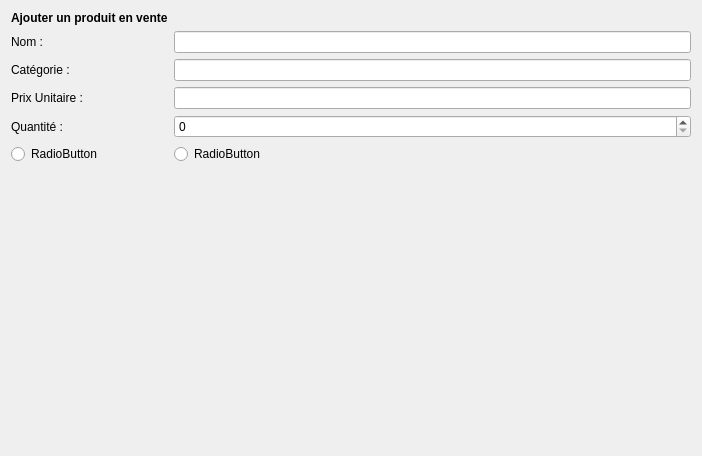
Before: the Qt Designer form code/EMarche/DialogAjouterVente.ui in DecolleAnais/E-March-, drawn with Qt 5.
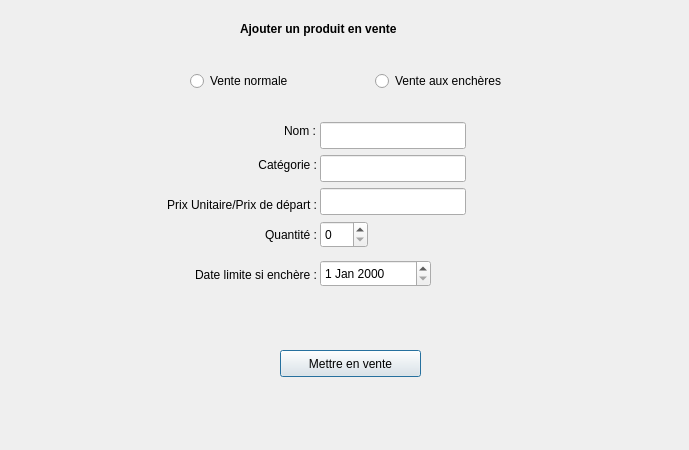
After: the same form once the commit is applied.

Commit message: ajout connexion, déconnexion, ajoutVente

Diff of the .ui file:
```diff
--- a/code/EMarche/DialogAjouterVente.ui
+++ b/code/EMarche/DialogAjouterVente.ui
@@ -6,19 +6,34 @@
    <rect>
     <x>0</x>
     <y>0</y>
-    <width>702</width>
-    <height>456</height>
+    <width>689</width>
+    <height>450</height>
    </rect>
   </property>
+  <property name="minimumSize">
+   <size>
+    <width>689</width>
+    <height>450</height>
+   </size>
+  </property>
+  <property name="maximumSize">
+   <size>
+    <width>689</width>
+    <height>450</height>
+   </size>
+  </property>
   <property name="windowTitle">
    <string>Dialog</string>
   </property>
-  <layout class="QFormLayout" name="formLayout">
-   <property name="fieldGrowthPolicy">
-    <enum>QFormLayout::AllNonFixedFieldsGrow</enum>
-   </property>
-   <item row="0" column="0">
     <widget class="QLabel" name="label">
+   <property name="geometry">
+    <rect>
+     <x>240</x>
+     <y>20</y>
+     <width>199</width>
+     <height>17</height>
+    </rect>
+   </property>
      <property name="font">
       <font>
        <weight>75</weight>
@@ -29,69 +44,194 @@
       <string>Ajouter un produit en vente</string>
      </property>
     </widget>
-   </item>
-   <item row="1" column="0">
     <widget class="QLabel" name="labelNom">
+   <property name="geometry">
+    <rect>
+     <x>115</x>
+     <y>122</y>
+     <width>201</width>
+     <height>17</height>
+    </rect>
+   </property>
      <property name="text">
       <string>Nom :</string>
      </property>
-    </widget>
-   </item>
-   <item row="1" column="1">
-    <widget class="QLineEdit" name="valNom"/>
-   </item>
-   <item row="2" column="0">
+   <property name="alignment">
+    <set>Qt::AlignRight|Qt::AlignTrailing|Qt::AlignVCenter</set>
+   </property>
+  </widget>
+  <widget class="QLineEdit" name="valNom">
+   <property name="geometry">
+    <rect>
+     <x>320</x>
+     <y>122</y>
+     <width>146</width>
+     <height>27</height>
+    </rect>
+   </property>
+  </widget>
     <widget class="QLabel" name="labelCat">
+   <property name="geometry">
+    <rect>
+     <x>116</x>
+     <y>156</y>
+     <width>201</width>
+     <height>17</height>
+    </rect>
+   </property>
      <property name="text">
       <string>Catégorie :</string>
      </property>
-    </widget>
-   </item>
-   <item row="2" column="1">
-    <widget class="QLineEdit" name="valCat"/>
-   </item>
-   <item row="3" column="0">
+   <property name="alignment">
+    <set>Qt::AlignRight|Qt::AlignTrailing|Qt::AlignVCenter</set>
+   </property>
+  </widget>
+  <widget class="QLineEdit" name="valCat">
+   <property name="geometry">
+    <rect>
+     <x>320</x>
+     <y>155</y>
+     <width>146</width>
+     <height>27</height>
+    </rect>
+   </property>
+  </widget>
     <widget class="QLabel" name="labelPrix">
+   <property name="geometry">
+    <rect>
+     <x>116</x>
+     <y>196</y>
+     <width>201</width>
+     <height>17</height>
+    </rect>
+   </property>
      <property name="text">
-      <string>Prix Unitaire :</string>
-     </property>
-    </widget>
-   </item>
-   <item row="3" column="1">
-    <widget class="QLineEdit" name="valPrix"/>
-   </item>
-   <item row="4" column="0">
+    <string>Prix Unitaire/Prix de départ :</string>
+   </property>
+   <property name="alignment">
+    <set>Qt::AlignRight|Qt::AlignTrailing|Qt::AlignVCenter</set>
+   </property>
+  </widget>
+  <widget class="QLineEdit" name="valPrix">
+   <property name="geometry">
+    <rect>
+     <x>320</x>
+     <y>188</y>
+     <width>146</width>
+     <height>27</height>
+    </rect>
+   </property>
+  </widget>
     <widget class="QLabel" name="labelQte">
+   <property name="geometry">
+    <rect>
+     <x>116</x>
+     <y>226</y>
+     <width>201</width>
+     <height>17</height>
+    </rect>
+   </property>
      <property name="text">
       <string>Quantité :</string>
      </property>
-    </widget>
-   </item>
-   <item row="4" column="1">
-    <widget class="QSpinBox" name="valQte"/>
-   </item>
-   <item row="6" column="0">
+   <property name="alignment">
+    <set>Qt::AlignRight|Qt::AlignTrailing|Qt::AlignVCenter</set>
+   </property>
+  </widget>
+  <widget class="QSpinBox" name="valQte">
+   <property name="geometry">
+    <rect>
+     <x>320</x>
+     <y>221</y>
+     <width>48</width>
+     <height>27</height>
+    </rect>
+   </property>
+  </widget>
     <widget class="QLabel" name="label_6">
+   <property name="geometry">
+    <rect>
+     <x>9</x>
+     <y>237</y>
+     <width>16</width>
+     <height>17</height>
+    </rect>
+   </property>
      <property name="text">
       <string/>
      </property>
     </widget>
-   </item>
-   <item row="5" column="0">
-    <widget class="QRadioButton" name="radioButton">
+  <widget class="QLabel" name="labelDateLimite">
+   <property name="geometry">
+    <rect>
+     <x>116</x>
+     <y>266</y>
+     <width>201</width>
+     <height>17</height>
+    </rect>
+   </property>
      <property name="text">
-      <string>RadioButton</string>
-     </property>
-    </widget>
-   </item>
-   <item row="5" column="1">
-    <widget class="QRadioButton" name="radioButton_2">
+    <string>Date limite si enchère :</string>
+   </property>
+   <property name="alignment">
+    <set>Qt::AlignRight|Qt::AlignTrailing|Qt::AlignVCenter</set>
+   </property>
+  </widget>
+  <widget class="QRadioButton" name="radioEnchere">
+   <property name="geometry">
+    <rect>
+     <x>375</x>
+     <y>70</y>
+     <width>164</width>
+     <height>22</height>
+    </rect>
+   </property>
      <property name="text">
-      <string>RadioButton</string>
-     </property>
-    </widget>
-   </item>
-  </layout>
+    <string>Vente aux enchères</string>
+   </property>
+   <attribute name="buttonGroup">
+    <string notr="true">buttonGroup</string>
+   </attribute>
+  </widget>
+  <widget class="QDateEdit" name="valDateLimite">
+   <property name="geometry">
+    <rect>
+     <x>320</x>
+     <y>260</y>
+     <width>111</width>
+     <height>27</height>
+    </rect>
+   </property>
+  </widget>
+  <widget class="QPushButton" name="boutonAjouterVente">
+   <property name="geometry">
+    <rect>
+     <x>280</x>
+     <y>350</y>
+     <width>141</width>
+     <height>27</height>
+    </rect>
+   </property>
+   <property name="text">
+    <string>Mettre en vente</string>
+   </property>
+  </widget>
+  <widget class="QRadioButton" name="radioNormale">
+   <property name="geometry">
+    <rect>
+     <x>190</x>
+     <y>70</y>
+     <width>164</width>
+     <height>22</height>
+    </rect>
+   </property>
+   <property name="text">
+    <string>Vente normale</string>
+   </property>
+   <attribute name="buttonGroup">
+    <string notr="true">buttonGroup</string>
+   </attribute>
+  </widget>
  </widget>
  <resources/>
  <connections/>
```
Left out of the diff: 3 changed lines with no effect on the pictures. Lines whose indentation alone changed are shown as unchanged. The commit also changes 9 other files.
